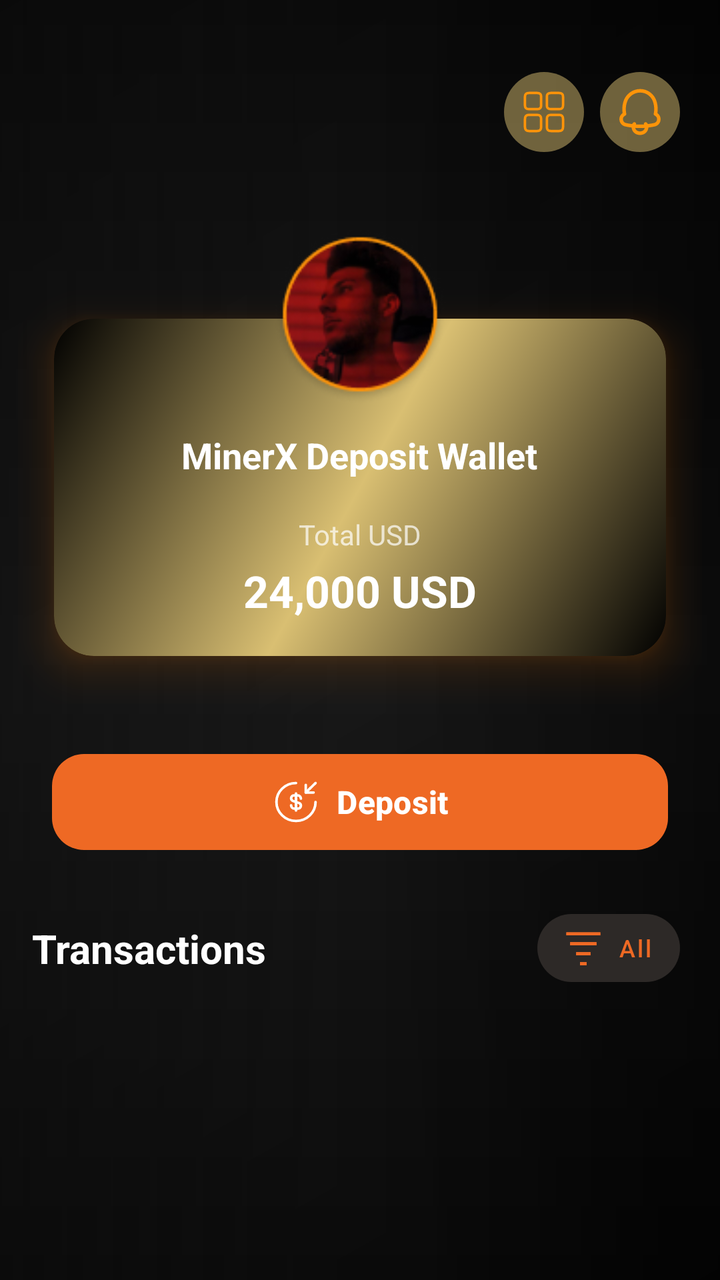
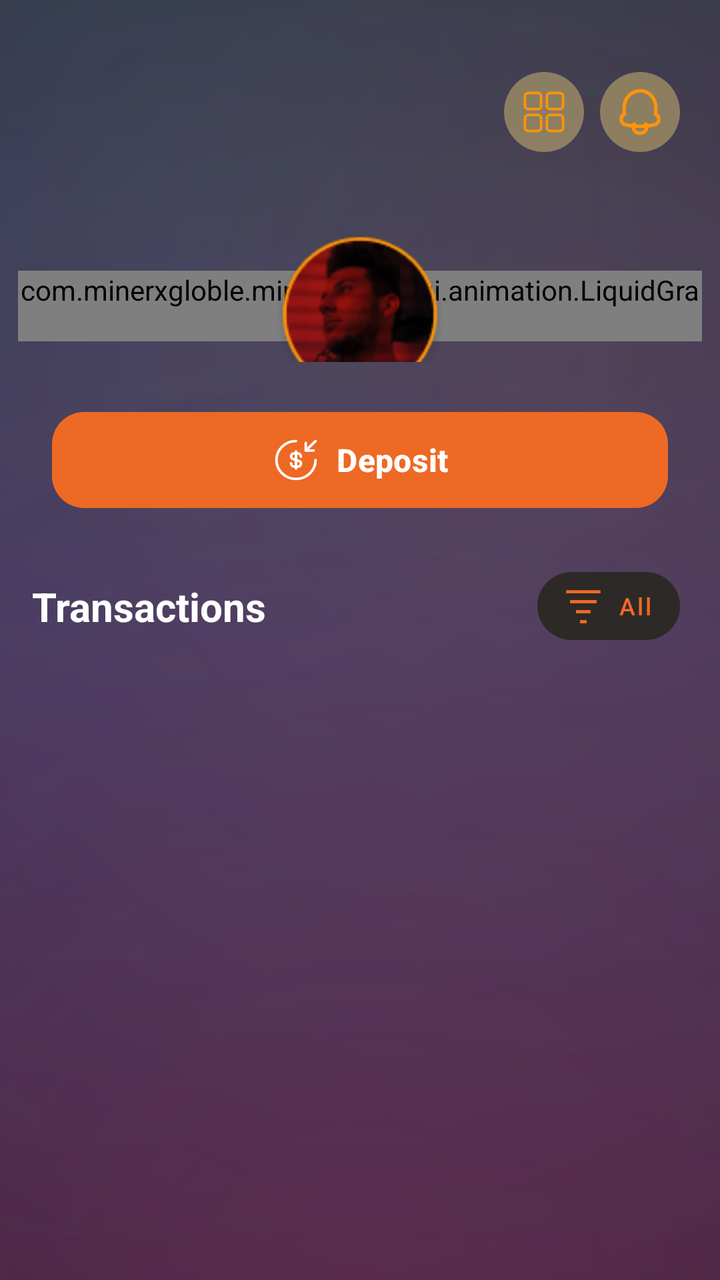

An Android layout rendered at two revisions. The XML below is the earlier revision; the diff shows what the commit changed to produce the second picture.
<!-- AndroidManifest.xml: application theme Theme.Bitbloom -->
<!-- res/layout/fragment_deposit.xml -->
<?xml version="1.0" encoding="utf-8"?>
<androidx.coordinatorlayout.widget.CoordinatorLayout xmlns:android="http://schemas.android.com/apk/res/android"
    xmlns:app="http://schemas.android.com/apk/res-auto"
    xmlns:tools="http://schemas.android.com/tools"
    android:id="@+id/root"
    android:layout_width="match_parent"
    android:layout_height="match_parent"
    android:background="@drawable/bg_mxg_deposit_gradient">

    <androidx.core.widget.NestedScrollView
        android:id="@+id/scrollContainer"
        android:layout_width="match_parent"
        android:layout_height="match_parent"
        android:fillViewport="true"
        android:scrollbars="none">

        <androidx.constraintlayout.widget.ConstraintLayout
            android:layout_width="match_parent"
            android:layout_height="wrap_content"
            android:paddingTop="24dp"
            android:paddingBottom="24dp">

            
            <androidx.constraintlayout.widget.Guideline
                android:id="@+id/gStart"
                android:layout_width="wrap_content"
                android:layout_height="wrap_content"
                android:orientation="vertical"
                app:layout_constraintGuide_begin="8dp" />

            <androidx.constraintlayout.widget.Guideline
                android:id="@+id/gEnd"
                android:layout_width="wrap_content"
                android:layout_height="wrap_content"
                android:orientation="vertical"
                app:layout_constraintGuide_end="8dp" />

            
            <androidx.constraintlayout.widget.ConstraintLayout
                android:id="@+id/topbar"
                android:layout_width="0dp"
                android:layout_height="64dp"
                android:paddingStart="8dp"
                android:paddingEnd="12dp"
                app:layout_constraintEnd_toEndOf="@id/gEnd"
                app:layout_constraintStart_toStartOf="@id/gStart"
                app:layout_constraintTop_toTopOf="parent">

                <LinearLayout
                    android:id="@+id/actionsRight"
                    android:layout_width="wrap_content"
                    android:layout_height="wrap_content"
                    android:orientation="horizontal"
                    app:layout_constraintBottom_toBottomOf="parent"
                    app:layout_constraintEnd_toEndOf="parent"
                    app:layout_constraintTop_toTopOf="parent">

                    <ImageView
                        android:id="@+id/menu"
                        android:layout_width="40dp"
                        android:layout_height="40dp"
                        android:background="@drawable/ic_window"
                        android:contentDescription="@string/open_menu"
                        android:padding="8dp" />

                    <ImageView
                        android:id="@+id/notification_ic"
                        android:layout_width="40dp"
                        android:layout_height="40dp"
                        android:layout_marginStart="8dp"
                        android:background="@drawable/ic_bell"
                        android:contentDescription="@string/notifications"
                        android:padding="8dp" />
                </LinearLayout>
            </androidx.constraintlayout.widget.ConstraintLayout>

            
            <FrameLayout
                android:id="@+id/walletWrap"
                android:layout_width="0dp"
                android:layout_height="wrap_content"
                android:padding="1dp"
                app:layout_constraintEnd_toEndOf="@id/gEnd"
                app:layout_constraintStart_toStartOf="@id/gStart"
                app:layout_constraintTop_toBottomOf="@id/topbar">

                
                <include
                    android:id="@+id/walletCard"
                    layout="@layout/item_home_wallet_card" />
            </FrameLayout>

            
            <com.google.android.material.button.MaterialButton
                android:id="@+id/btnLeft"
                android:layout_width="0dp"
                android:layout_height="56dp"
                android:layout_marginHorizontal="18dp"
                android:layout_marginTop="20dp"
                android:text="@string/dialog_deposit_input_deposit"
                android:textAllCaps="false"
                android:textColor="@android:color/white"
                android:textSize="16sp"
                android:textStyle="bold"
                app:backgroundTint="@color/button_color"
                app:cornerRadius="16dp"
                app:icon="@drawable/ic_deposit"
                app:iconGravity="textStart"
                app:iconPadding="8dp"
                app:iconSize="24dp"
                app:iconTint="@color/white"
                app:layout_constraintEnd_toEndOf="@id/gEnd"
                app:layout_constraintStart_toStartOf="@id/gStart"
                app:layout_constraintTop_toBottomOf="@id/walletWrap" />

            
            <androidx.constraintlayout.widget.ConstraintLayout
                android:id="@+id/sectionHeader"
                android:layout_width="0dp"
                android:layout_height="wrap_content"
                android:layout_marginTop="22dp"
                android:paddingStart="8dp"
                android:paddingEnd="12dp"
                app:layout_constraintEnd_toEndOf="@id/gEnd"
                app:layout_constraintStart_toStartOf="@id/gStart"
                app:layout_constraintTop_toBottomOf="@id/btnLeft">

                <TextView
                    android:id="@+id/tvTransactions"
                    android:layout_width="0dp"
                    android:layout_height="wrap_content"
                    android:ellipsize="end"
                    android:maxLines="1"
                    android:text="@string/fragment_deposit_transactions"
                    android:textColor="@color/white"
                    android:textSize="20sp"
                    android:textStyle="bold"
                    app:layout_constraintBottom_toBottomOf="@id/filterAllBtn"
                    app:layout_constraintEnd_toStartOf="@id/filterAllBtn"
                    app:layout_constraintStart_toStartOf="parent"
                    app:layout_constraintTop_toTopOf="parent" />

                <com.google.android.material.button.MaterialButton
                    android:id="@+id/filterAllBtn"
                    style="@style/Widget.MaterialComponents.Button.OutlinedButton"
                    android:layout_width="wrap_content"
                    android:layout_height="46dp"
                    android:minWidth="0dp"
                    android:paddingStart="14dp"
                    android:paddingEnd="14dp"
                    android:text="@string/fragment_deposit_all"
                    android:textAllCaps="false"
                    android:textColor="@color/orange"
                    android:textSize="12sp"
                    app:backgroundTint="#2D2927"
                    app:cornerRadius="18dp"
                    app:icon="@drawable/ic_filter_list"
                    app:iconGravity="textStart"
                    app:iconPadding="8dp"
                    app:iconTint="@color/orange"
                    app:layout_constraintBottom_toBottomOf="parent"
                    app:layout_constraintEnd_toEndOf="parent"
                    app:layout_constraintTop_toTopOf="parent"
                    app:strokeColor="@color/orange"
                    app:strokeWidth="0dp" />
            </androidx.constraintlayout.widget.ConstraintLayout>

            
            <FrameLayout
                android:id="@+id/transactionListContainer"
                android:layout_width="0dp"
                android:layout_height="0dp"
                app:layout_constraintBottom_toBottomOf="parent"
                app:layout_constraintEnd_toEndOf="@id/gEnd"
                app:layout_constraintStart_toStartOf="@id/gStart"
                app:layout_constraintTop_toBottomOf="@id/sectionHeader">

                <androidx.recyclerview.widget.RecyclerView
                    android:id="@+id/transactionRecycler"
                    android:layout_width="match_parent"
                    android:layout_height="match_parent"
                    android:clipToPadding="false"
                    android:paddingBottom="80dp"
                    app:layoutManager="androidx.recyclerview.widget.LinearLayoutManager"
                    tools:listitem="@layout/item_transaction" />

                
                <com.facebook.shimmer.ShimmerFrameLayout
                    android:id="@+id/shimmerTransactions"
                    android:layout_width="match_parent"
                    android:layout_height="match_parent"
                    android:paddingTop="8dp"
                    android:paddingBottom="80dp"
                    android:visibility="gone"
                    app:shimmer_auto_start="false"
                    app:shimmer_base_alpha="0.9"
                    app:shimmer_duration="1100"
                    app:shimmer_highlight_alpha="0.6"
                    app:shimmer_intensity="0.35">

                    <LinearLayout
                        android:id="@+id/skeletonTxnList"
                        android:layout_width="match_parent"
                        android:layout_height="wrap_content"
                        android:divider="@drawable/divider_rank_list_gap"
                        android:orientation="vertical"
                        android:showDividers="middle" />

                </com.facebook.shimmer.ShimmerFrameLayout>
            </FrameLayout>
        </androidx.constraintlayout.widget.ConstraintLayout>
    </androidx.core.widget.NestedScrollView>
</androidx.coordinatorlayout.widget.CoordinatorLayout>
<!-- res/layout/item_home_wallet_card.xml (included above) -->
<?xml version="1.0" encoding="utf-8"?>
<androidx.constraintlayout.widget.ConstraintLayout xmlns:android="http://schemas.android.com/apk/res/android"
    xmlns:app="http://schemas.android.com/apk/res-auto"
    android:layout_width="match_parent"
    android:layout_height="wrap_content"
    android:clipChildren="false"
    android:clipToPadding="false">

    
    <ImageView
        android:id="@+id/profileImage"
        android:layout_width="92dp"
        android:layout_height="92dp"
        android:elevation="24dp"
        android:padding="2dp"
        android:scaleType="centerCrop"
        android:src="@drawable/person"
        android:translationY="24dp"
        android:translationZ="24dp"
        app:layout_constraintEnd_toEndOf="parent"
        app:layout_constraintStart_toStartOf="parent"
        app:layout_constraintTop_toTopOf="parent" />

    
    <com.google.android.material.card.MaterialCardView
        android:id="@+id/walletCardSurface"
        android:layout_width="0dp"
        android:layout_height="wrap_content"
        android:layout_marginTop="-46dp"
        android:outlineAmbientShadowColor="#FF7B00"
        android:outlineSpotShadowColor="#FF7B00"
        app:cardBackgroundColor="@android:color/transparent"
        app:cardCornerRadius="20dp"
        app:cardElevation="12dp"
        app:cardUseCompatPadding="true"
        app:layout_constraintEnd_toEndOf="parent"
        app:layout_constraintStart_toStartOf="parent"
        app:layout_constraintTop_toBottomOf="@id/profileImage"
        app:strokeColor="@android:color/transparent"
        app:strokeWidth="0dp">

        <LinearLayout
            android:layout_width="match_parent"
            android:layout_height="wrap_content"
            android:orientation="vertical"
            android:paddingStart="18dp"
            android:background="@drawable/bg_wallet_shiny"
            android:paddingTop="56dp"
            android:paddingEnd="18dp"
            android:paddingBottom="18dp">

            <TextView
                android:id="@+id/tvAccount"
                android:layout_width="wrap_content"
                android:layout_height="wrap_content"
                android:layout_gravity="center"
                android:text="@string/item_home_wallet_card_minerx_deposit_wallet"
                android:textColor="@color/white"
                android:textSize="18sp"
                android:textStyle="bold" />

            <TextView
                android:id="@+id/tvTotalUSD"
                android:layout_width="wrap_content"
                android:layout_height="wrap_content"
                android:layout_gravity="center"
                android:layout_marginTop="18dp"
                android:text="@string/item_home_wallet_card_total_usd"
                android:textColor="@color/grey"
                android:textSize="14sp" />

            <TextView
                android:id="@+id/earningsAmount"
                android:layout_width="wrap_content"
                android:layout_height="wrap_content"
                android:layout_gravity="center"
                android:layout_marginTop="4dp"
                android:text="@string/item_home_wallet_card_n_24_000_usd"
                android:textColor="@color/white"
                android:textSize="22sp"
                android:textStyle="bold" />
        </LinearLayout>
    </com.google.android.material.card.MaterialCardView>

</androidx.constraintlayout.widget.ConstraintLayout>
<!-- res/layout/item_transaction.xml (included above) -->
<?xml version="1.0" encoding="utf-8"?>
<RelativeLayout xmlns:android="http://schemas.android.com/apk/res/android"
    xmlns:app="http://schemas.android.com/apk/res-auto"
    android:id="@+id/cardRoot"
    android:layout_width="match_parent"
    android:layout_height="wrap_content">

    <com.google.android.material.card.MaterialCardView
        android:id="@+id/cardSurface"
        android:layout_width="match_parent"
        android:layout_height="wrap_content"
        android:foreground="?attr/selectableItemBackground"
        android:outlineAmbientShadowColor="#FF7B00"
        android:outlineSpotShadowColor="#FF7B00"
        app:cardBackgroundColor="@color/main_card_color"
        app:cardCornerRadius="20dp"
        app:cardElevation="12dp"
        app:cardUseCompatPadding="true"
        app:strokeColor="@android:color/transparent"
        app:strokeWidth="0dp">

        <androidx.constraintlayout.widget.ConstraintLayout
            android:layout_width="match_parent"
            android:layout_height="wrap_content"
            android:minHeight="84dp"
            android:paddingHorizontal="12dp"
            android:paddingVertical="16dp">

            
            <ImageView
                android:id="@+id/ivIcon"
                android:layout_width="44dp"
                android:layout_height="44dp"
                android:layout_marginEnd="16dp"
                android:background="@drawable/vector_bg"
                android:padding="8dp"
                android:src="@drawable/ic_withdraw2"
                app:layout_constraintStart_toStartOf="parent"
                app:layout_constraintTop_toTopOf="parent"
                app:tint="@color/orange" />

            
            <TextView
                android:id="@+id/tvAmount"
                android:layout_width="wrap_content"
                android:layout_height="wrap_content"
                android:text="@string/item_transaction_n_1000"
                android:textColor="@color/orange"
                android:textSize="16sp"
                android:textStyle="bold"
                app:layout_constraintEnd_toEndOf="parent"
                app:layout_constraintTop_toTopOf="parent" />

            
            <TextView
                android:id="@+id/tvStatus"
                android:layout_width="wrap_content"
                android:layout_height="wrap_content"
                android:text="@string/item_transaction_pending"
                android:textColor="#AAAAAA"
                android:textSize="12sp"
                app:layout_constraintEnd_toEndOf="@id/tvAmount"
                app:layout_constraintTop_toBottomOf="@id/tvAmount"
                app:layout_goneMarginTop="2dp" />

            
            <TextView
                android:id="@+id/tvType"
                android:layout_width="0dp"
                android:layout_height="wrap_content"
                android:layout_marginStart="4dp"
                android:ellipsize="end"
                android:maxLines="1"
                android:text="@string/dialog_withdraw_input_withdraw"
                android:textColor="@color/orange"
                android:textSize="14sp"
                android:textStyle="bold"
                app:layout_constraintEnd_toStartOf="@id/tvAmount"
                app:layout_constraintStart_toEndOf="@id/ivIcon"
                app:layout_constraintTop_toTopOf="@id/tvAmount"
                app:layout_goneMarginEnd="8dp" />

            
            <TextView
                android:id="@+id/tvContent"
                android:layout_width="0dp"
                android:layout_height="wrap_content"
                android:layout_marginStart="4dp"
                android:ellipsize="end"
                android:maxLines="2"
                android:text="@string/item_transaction_n_1000_has_been_withdrawn_from_your_account"
                android:textColor="@color/grey"
                android:textSize="12sp"
                app:layout_constraintEnd_toStartOf="@id/tvAmount"
                app:layout_constraintStart_toEndOf="@id/ivIcon"
                app:layout_constraintTop_toBottomOf="@id/tvType"
                app:layout_goneMarginEnd="8dp" />

            
            <TextView
                android:id="@+id/tvDate"
                android:layout_width="wrap_content"
                android:layout_height="wrap_content"
                android:layout_marginTop="4dp"
                android:text="@string/item_transaction_n_28_january_2025_12_00_am"
                android:textColor="#AAAAAA"
                android:textSize="12sp"
                app:layout_constraintBottom_toBottomOf="parent"
                app:layout_constraintStart_toStartOf="@id/tvType"
                app:layout_constraintTop_toBottomOf="@id/tvContent" />
        </androidx.constraintlayout.widget.ConstraintLayout>
    </com.google.android.material.card.MaterialCardView>
</RelativeLayout>
<!-- resources referenced by this layout -->
<resources>
  <color name="button_color">#EE6924</color>
  <color name="grey">#B4FFFFFF</color>
  <color name="main_card_color">#1A1A1A</color>
  <color name="orange">#EE6924</color>
  <color name="white">#FFFFFFFF</color>
  <!-- drawable bg_mxg_deposit_gradient (drawable) -->
  <?xml version="1.0" encoding="utf-8"?>
  <layer-list xmlns:android="http://schemas.android.com/apk/res/android">
  
      
      <item>
          <shape android:shape="rectangle">
              <gradient
                  android:type="linear"
                  android:angle="180"
                  android:startColor="#050505"
                  android:centerColor="#0C0C0C"
                  android:endColor="#141414"/>
          </shape>
      </item>
  
      
      <item>
          <shape android:shape="rectangle">
              <gradient
                  android:type="linear"
                  android:angle="135"
                  android:startColor="#33000000"
                  android:centerColor="#11000000"
                  android:endColor="#33000000"
                  android:tileMode="repeat"/>
              
              <size android:width="6dp" android:height="6dp"/>
          </shape>
      </item>
  
      
      <item>
          <shape android:shape="rectangle">
              <gradient
                  android:type="linear"
                  android:angle="270"
                  android:startColor="#00000000"
                  android:centerColor="#0DFFFFFF"
                  android:endColor="#00000000"/>
          </shape>
      </item>
  
      
      <item>
          <shape android:shape="rectangle">
              <gradient
                  android:type="linear"
                  android:angle="0"
                  android:startColor="#66000000"
                  android:centerColor="#00000000"
                  android:endColor="#66000000"/>
          </shape>
      </item>
  
  </layer-list>
  <!-- drawable bg_wallet_shiny (drawable) -->
  <?xml version="1.0" encoding="utf-8"?>
  <shape xmlns:android="http://schemas.android.com/apk/res/android"
      android:shape="rectangle">
  
      
      <corners android:radius="20dp" />
  
      
      <gradient
          android:type="linear"
          android:angle="135"
          android:startColor="#000000"
          android:centerColor="#D9BF72"
          android:endColor="#000000"
          android:useLevel="false" />
  
      
      <padding android:left="2dp" android:top="2dp" android:right="2dp" android:bottom="2dp"/>
  </shape>
  <!-- drawable vector_bg (drawable) -->
  <?xml version="1.0" encoding="utf-8"?>
  <shape xmlns:android="http://schemas.android.com/apk/res/android"
      android:shape="oval">
  
      <solid android:color="@color/black" />
  
  </shape>
  <string name="dialog_deposit_input_deposit">Deposit</string>
  <string name="dialog_withdraw_input_withdraw">Withdraw</string>
  <string name="fragment_deposit_all">All</string>
  <string name="fragment_deposit_transactions">Transactions</string>
  <string name="item_home_wallet_card_minerx_deposit_wallet">MinerX Deposit Wallet</string>
  <string name="item_home_wallet_card_n_24_000_usd">24,000 USD</string>
  <string name="item_home_wallet_card_total_usd">Total USD</string>
  <string name="item_transaction_n_1000">$1000</string>
  <string name="item_transaction_n_1000_has_been_withdrawn_from_your_account">$1000 has been withdrawn from your account</string>
  <string name="item_transaction_n_28_january_2025_12_00_am">28 January 2025, 12:00 AM</string>
  <string name="item_transaction_pending">Pending</string>
  <string name="notifications">Notifications</string>
  <string name="open_menu">Open navigation menu</string>
  <color name="black">#FF000000</color>
  <style name="Widget.MXG.EditText.WhiteCursor" parent="Widget.AppCompat.EditText">
          <item name="android:textCursorDrawable">@drawable/cursor_white</item>
      </style>
  <color name="mxg_black">#000000</color>
  <color name="mxg_white">#FFFFFF</color>
  <color name="status_bar_color">#EE6924</color>
  <color name="light_status_bar_color">#EE6924</color>
  <!-- unchanged entries left out for length: 11 -->
</resources>

<!-- the commit's change to res/layout/fragment_deposit.xml (unified diff, before → after) -->
@@ -72,6 +72,9 @@
                         android:contentDescription="@string/notifications"
                         android:padding="8dp" />
                 </LinearLayout>
+
+
+
             </androidx.constraintlayout.widget.ConstraintLayout>
 
             
@@ -213,7 +216,8 @@
 </androidx.coordinatorlayout.widget.CoordinatorLayout>
 <!-- res/layout/item_home_wallet_card.xml (included above) -->
 <?xml version="1.0" encoding="utf-8"?>
-<androidx.constraintlayout.widget.ConstraintLayout xmlns:android="http://schemas.android.com/apk/res/android"
+<androidx.constraintlayout.widget.ConstraintLayout
+    xmlns:android="http://schemas.android.com/apk/res/android"
     xmlns:app="http://schemas.android.com/apk/res-auto"
     android:layout_width="match_parent"
     android:layout_height="wrap_content"
@@ -236,7 +240,7 @@
         app:layout_constraintTop_toTopOf="parent" />
 
     
-    <com.google.android.material.card.MaterialCardView
+    <com.minerxgloble.minerxgloble.ui.animation.LiquidGradientCard
         android:id="@+id/walletCardSurface"
         android:layout_width="0dp"
         android:layout_height="wrap_content"
@@ -258,7 +262,6 @@
             android:layout_height="wrap_content"
             android:orientation="vertical"
             android:paddingStart="18dp"
-            android:background="@drawable/bg_wallet_shiny"
             android:paddingTop="56dp"
             android:paddingEnd="18dp"
             android:paddingBottom="18dp">
@@ -294,7 +297,7 @@
                 android:textSize="22sp"
                 android:textStyle="bold" />
         </LinearLayout>
-    </com.google.android.material.card.MaterialCardView>
+    </com.minerxgloble.minerxgloble.ui.animation.LiquidGradientCard>
 
 </androidx.constraintlayout.widget.ConstraintLayout>
 <!-- res/layout/item_transaction.xml (included above) -->
<!-- resource entries referenced after the edit -->
@@ -14,73 +14,56 @@
           <shape android:shape="rectangle">
               <gradient
                   android:type="linear"
-                  android:angle="180"
-                  android:startColor="#050505"
-                  android:centerColor="#0C0C0C"
-                  android:endColor="#141414"/>
+                  android:angle="270"
+                  android:startColor="#1C1F3A"
+                  android:centerColor="#2C2150"
+                  android:endColor="#341A38"/>
           </shape>
       </item>
   
       
-      <item>
+      <item android:gravity="top|start">
           <shape android:shape="rectangle">
               <gradient
-                  android:type="linear"
-                  android:angle="135"
-                  android:startColor="#33000000"
-                  android:centerColor="#11000000"
-                  android:endColor="#33000000"
-                  android:tileMode="repeat"/>
-              
-              <size android:width="6dp" android:height="6dp"/>
+                  android:type="radial"
+                  android:centerX="25%"
+                  android:centerY="18%"
+                  android:gradientRadius="700dp"
+                  android:startColor="#2240E6FF"
+                  android:centerColor="#0F40E6FF"
+                  android:endColor="#0040E6FF"/>
           </shape>
       </item>
   
       
-      <item>
+      <item android:gravity="top|end">
           <shape android:shape="rectangle">
               <gradient
-                  android:type="linear"
-                  android:angle="270"
-                  android:startColor="#00000000"
-                  android:centerColor="#0DFFFFFF"
-                  android:endColor="#00000000"/>
+                  android:type="radial"
+                  android:centerX="78%"
+                  android:centerY="28%"
+                  android:gradientRadius="700dp"
+                  android:startColor="#26FF9F43"
+                  android:centerColor="#12FF9F43"
+                  android:endColor="#00FF9F43"/>
           </shape>
       </item>
   
       
-      <item>
+      <item android:gravity="bottom|center_horizontal">
           <shape android:shape="rectangle">
               <gradient
-                  android:type="linear"
-                  android:angle="0"
-                  android:startColor="#66000000"
-                  android:centerColor="#00000000"
-                  android:endColor="#66000000"/>
+                  android:type="radial"
+                  android:centerX="50%"
+                  android:centerY="100%"
+                  android:gradientRadius="820dp"
+                  android:startColor="#26E640A1"
+                  android:centerColor="#10E640A1"
+                  android:endColor="#00E640A1"/>
           </shape>
       </item>
   
   </layer-list>
-  <!-- drawable bg_wallet_shiny (drawable) -->
-  <?xml version="1.0" encoding="utf-8"?>
-  <shape xmlns:android="http://schemas.android.com/apk/res/android"
-      android:shape="rectangle">
-  
-      
-      <corners android:radius="20dp" />
-  
-      
-      <gradient
-          android:type="linear"
-          android:angle="135"
-          android:startColor="#000000"
-          android:centerColor="#D9BF72"
-          android:endColor="#000000"
-          android:useLevel="false" />
-  
-      
-      <padding android:left="2dp" android:top="2dp" android:right="2dp" android:bottom="2dp"/>
-  </shape>
   <!-- drawable vector_bg (drawable) -->
   <?xml version="1.0" encoding="utf-8"?>
   <shape xmlns:android="http://schemas.android.com/apk/res/android"
